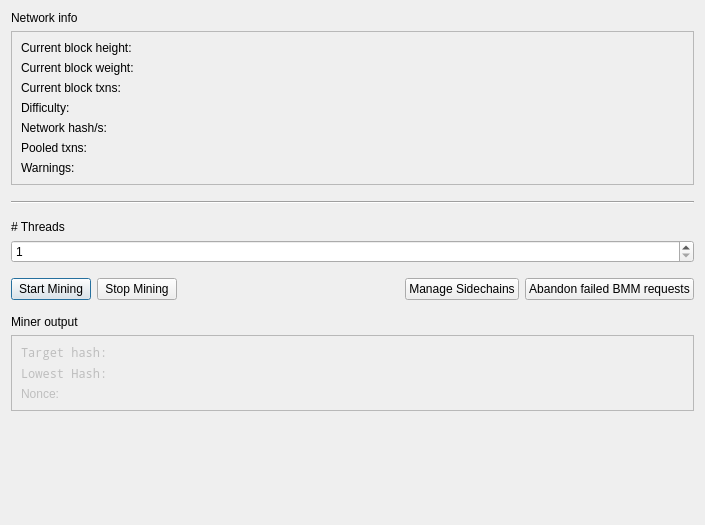
Old version of the form src/qt/forms/miningdialog.ui in the repository torkelrogstad/mainchain.
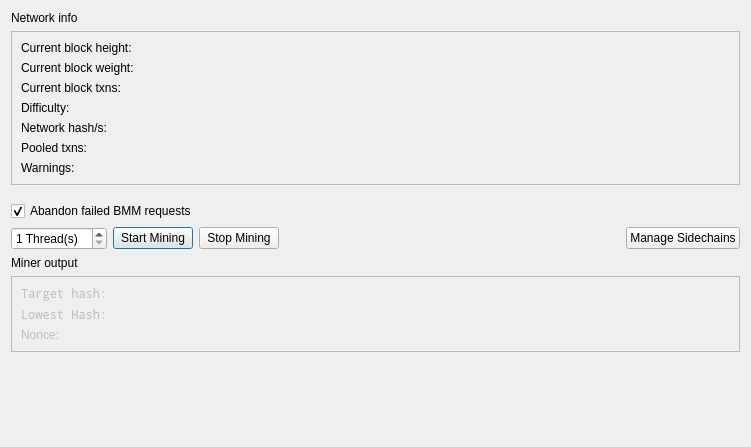
New version of the form. Icons and pictures are not drawn.

Commit message:
Add abandon failed BMM checkbox to mining dialog
* Replace the Abandon failed BMM button with a checkbox

* Add a timer to automatically abandon failed BMM requests every 10
minutes when the checkbox is checked

```diff
--- a/src/qt/forms/miningdialog.ui
+++ b/src/qt/forms/miningdialog.ui
@@ -6,8 +6,8 @@
    <rect>
     <x>0</x>
     <y>0</y>
-    <width>705</width>
-    <height>525</height>
+    <width>751</width>
+    <height>447</height>
    </rect>
   </property>
   <property name="windowTitle">
@@ -103,64 +103,31 @@
     </spacer>
    </item>
    <item>
-    <widget class="Line" name="line">
-     <property name="orientation">
-      <enum>Qt::Horizontal</enum>
-     </property>
-    </widget>
-   </item>
-   <item>
-    <spacer name="verticalSpacer_2">
-     <property name="orientation">
-      <enum>Qt::Vertical</enum>
-     </property>
-     <property name="sizeType">
-      <enum>QSizePolicy::Fixed</enum>
-     </property>
-     <property name="sizeHint" stdset="0">
-      <size>
-       <width>20</width>
-       <height>10</height>
-      </size>
-     </property>
-    </spacer>
-   </item>
-   <item>
-    <widget class="QLabel" name="label">
+    <widget class="QCheckBox" name="checkBoxAbandonFailedBMM">
      <property name="text">
-      <string># Threads</string>
+      <string>Abandon failed BMM requests</string>
+     </property>
+     <property name="checked">
+      <bool>true</bool>
      </property>
     </widget>
    </item>
+   <item>
+    <layout class="QHBoxLayout" name="horizontalLayout_3">
    <item>
     <widget class="QSpinBox" name="spinBoxThreads">
      <property name="buttonSymbols">
       <enum>QAbstractSpinBox::UpDownArrows</enum>
      </property>
+       <property name="suffix">
+        <string> Thread(s)</string>
+       </property>
      <property name="minimum">
       <number>1</number>
      </property>
     </widget>
    </item>
    <item>
-    <widget class="QFrame" name="frame_2">
-     <property name="frameShape">
-      <enum>QFrame::NoFrame</enum>
-     </property>
-     <property name="frameShadow">
-      <enum>QFrame::Raised</enum>
-     </property>
-     <property name="lineWidth">
-      <number>0</number>
-     </property>
-     <layout class="QHBoxLayout" name="horizontalLayout">
-      <property name="leftMargin">
-       <number>0</number>
-      </property>
-      <property name="rightMargin">
-       <number>0</number>
-      </property>
-      <item>
        <widget class="QPushButton" name="pushButtonStartMining">
         <property name="sizePolicy">
          <sizepolicy hsizetype="Maximum" vsizetype="Fixed">
@@ -221,21 +188,7 @@
         </property>
        </widget>
       </item>
-      <item>
-       <widget class="QPushButton" name="pushButtonAbandonBMM">
-        <property name="sizePolicy">
-         <sizepolicy hsizetype="Maximum" vsizetype="Fixed">
-          <horstretch>0</horstretch>
-          <verstretch>0</verstretch>
-         </sizepolicy>
-        </property>
-        <property name="text">
-         <string>Abandon failed BMM requests</string>
-        </property>
-       </widget>
-      </item>
-     </layout>
-    </widget>
+    </layout>
    </item>
    <item>
     <widget class="QLabel" name="labelMinerOutput">
```
Lines whose indentation alone changed are shown as unchanged. The commit also changes 2 other files.
